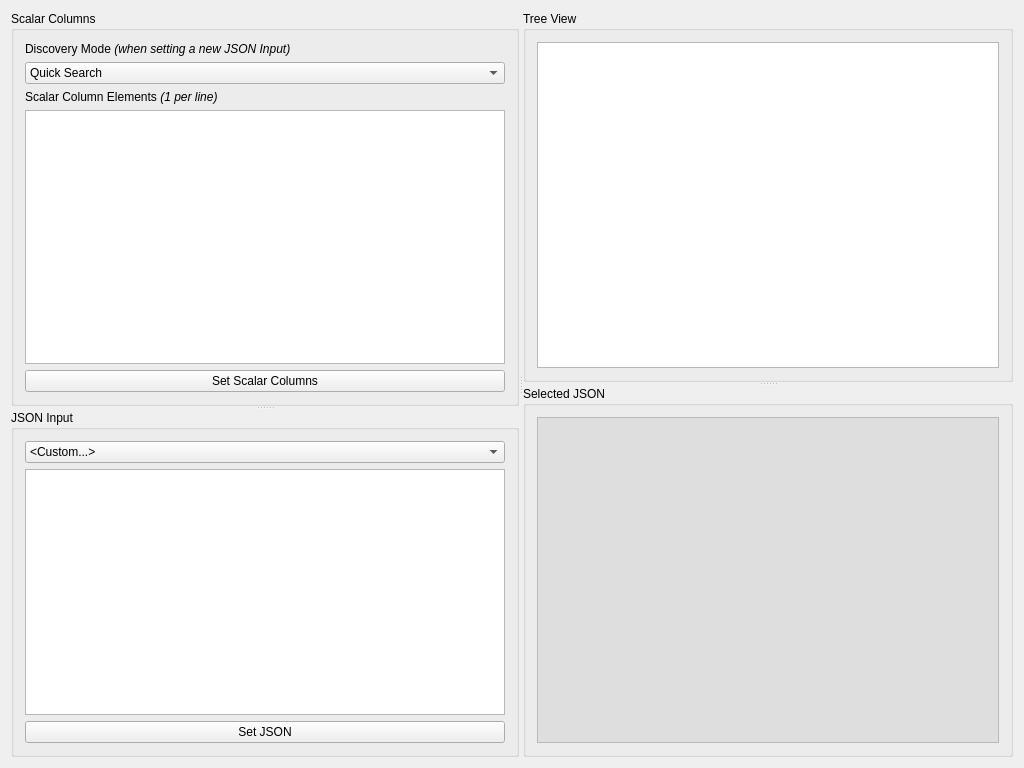
The window that examples/jsonwidget.ui (JKSH/QtDataTreeModels) describes before a commit, drawn with Qt 5.
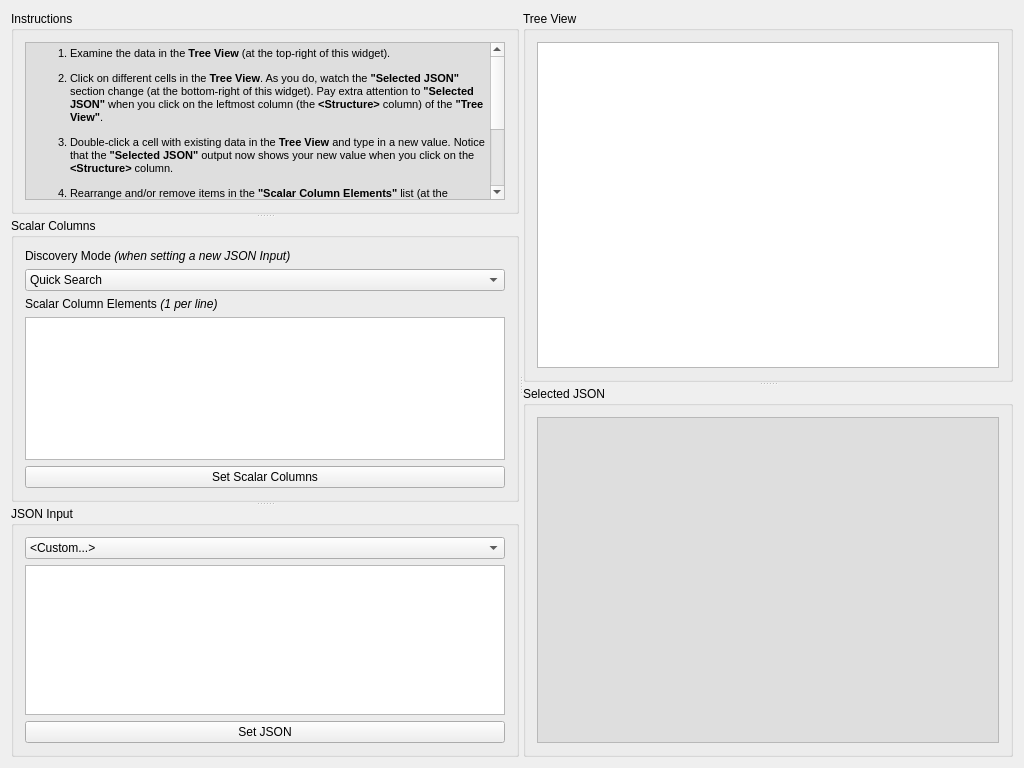
The same window after the commit.

Commit message: Example: Add instructions to GUI

```diff
--- a/examples/jsonwidget.ui
+++ b/examples/jsonwidget.ui
@@ -26,6 +26,75 @@
       <property name="orientation">
        <enum>Qt::Vertical</enum>
       </property>
+      <widget class="QGroupBox" name="gb_instructions">
+       <property name="title">
+        <string>Instructions</string>
+       </property>
+       <layout class="QVBoxLayout" name="verticalLayout_2">
+        <item>
+         <widget class="QTextEdit" name="ter_instructions">
+          <property name="palette">
+           <palette>
+            <active>
+             <colorrole role="Base">
+              <brush brushstyle="SolidPattern">
+               <color alpha="255">
+                <red>222</red>
+                <green>222</green>
+                <blue>222</blue>
+               </color>
+              </brush>
+             </colorrole>
+            </active>
+            <inactive>
+             <colorrole role="Base">
+              <brush brushstyle="SolidPattern">
+               <color alpha="255">
+                <red>222</red>
+                <green>222</green>
+                <blue>222</blue>
+               </color>
+              </brush>
+             </colorrole>
+            </inactive>
+            <disabled>
+             <colorrole role="Base">
+              <brush brushstyle="SolidPattern">
+               <color alpha="255">
+                <red>240</red>
+                <green>240</green>
+                <blue>240</blue>
+               </color>
+              </brush>
+             </colorrole>
+            </disabled>
+           </palette>
+          </property>
+          <property name="undoRedoEnabled">
+           <bool>false</bool>
+          </property>
+          <property name="readOnly">
+           <bool>true</bool>
+          </property>
+          <property name="html">
+           <string>&lt;!DOCTYPE HTML PUBLIC &quot;-//W3C//DTD HTML 4.0//EN&quot; &quot;http://www.w3.org/TR/REC-html40/strict.dtd&quot;&gt;
+&lt;html&gt;&lt;head&gt;&lt;meta name=&quot;qrichtext&quot; content=&quot;1&quot; /&gt;&lt;style type=&quot;text/css&quot;&gt;
+p, li { white-space: pre-wrap; }
+&lt;/style&gt;&lt;/head&gt;&lt;body style=&quot; font-family:'MS Shell Dlg 2'; font-size:7.8pt; font-weight:400; font-style:normal;&quot;&gt;
+&lt;ol style=&quot;margin-top: 0px; margin-bottom: 0px; margin-left: 0px; margin-right: 0px; -qt-list-indent: 1;&quot;&gt;&lt;li style=&quot; font-size:8pt;&quot; style=&quot; margin-top:12px; margin-bottom:12px; margin-left:0px; margin-right:0px; -qt-block-indent:0; text-indent:0px;&quot;&gt;Examine the data in the &lt;span style=&quot; font-weight:600;&quot;&gt;Tree View&lt;/span&gt; (at the top-right of this widget).&lt;/li&gt;
+&lt;li style=&quot; font-size:8pt;&quot; style=&quot; margin-top:12px; margin-bottom:12px; margin-left:0px; margin-right:0px; -qt-block-indent:0; text-indent:0px;&quot;&gt;Click on different cells in the &lt;span style=&quot; font-weight:600;&quot;&gt;Tree View&lt;/span&gt;. As you do, watch the &lt;span style=&quot; font-weight:600;&quot;&gt;&amp;quot;Selected JSON&amp;quot;&lt;/span&gt; section change (at the bottom-right of this widget). Pay extra attention to &lt;span style=&quot; font-weight:600;&quot;&gt;&amp;quot;Selected JSON&amp;quot;&lt;/span&gt; when you click on the leftmost column (the &lt;span style=&quot; font-weight:600;&quot;&gt;&amp;lt;Structure&amp;gt;&lt;/span&gt; column) of the &lt;span style=&quot; font-weight:600;&quot;&gt;&amp;quot;Tree View&amp;quot;&lt;/span&gt;.&lt;/li&gt;
+&lt;li style=&quot; font-size:8pt;&quot; style=&quot; margin-top:12px; margin-bottom:12px; margin-left:0px; margin-right:0px; -qt-block-indent:0; text-indent:0px;&quot;&gt;Double-click a cell with existing data in the &lt;span style=&quot; font-weight:600;&quot;&gt;Tree View&lt;/span&gt; and type in a new value. Notice that the &lt;span style=&quot; font-weight:600;&quot;&gt;&amp;quot;Selected JSON&amp;quot;&lt;/span&gt; output now shows your new value when you click on the &lt;span style=&quot; font-weight:600;&quot;&gt;&amp;lt;Structure&amp;gt;&lt;/span&gt; column.&lt;/li&gt;
+&lt;li style=&quot; font-size:8pt;&quot; style=&quot; margin-top:12px; margin-bottom:12px; margin-left:0px; margin-right:0px; -qt-block-indent:0; text-indent:0px;&quot;&gt;Rearrange and/or remove items in the &lt;span style=&quot; font-weight:600;&quot;&gt;&amp;quot;Scalar Column Elements&amp;quot;&lt;/span&gt; list (at the middle-left of this widget). Click &lt;span style=&quot; font-weight:600;&quot;&gt;&amp;quot;Set Scalar Columns&amp;quot;&lt;/span&gt; and see how the Tree View's structure changes.&lt;/li&gt;
+&lt;li style=&quot; font-size:8pt;&quot; style=&quot; margin-top:12px; margin-bottom:12px; margin-left:0px; margin-right:0px; -qt-block-indent:0; text-indent:0px;&quot;&gt;Select a different (but non-custom) JSON document from the &lt;span style=&quot; font-weight:600;&quot;&gt;&amp;quot;JSON Input&amp;quot;&lt;/span&gt; combo box (at the bottom-left of this widget). Repeat steps 1-4.&lt;/li&gt;
+&lt;li style=&quot; font-size:8pt;&quot; style=&quot; margin-top:12px; margin-bottom:12px; margin-left:0px; margin-right:0px; -qt-block-indent:0; text-indent:0px;&quot;&gt;Select &lt;span style=&quot; font-weight:600;&quot;&gt;&amp;quot;&amp;lt;Custom...&amp;gt;&amp;quot;&lt;/span&gt; from the &lt;span style=&quot; font-weight:600;&quot;&gt;&amp;quot;JSON Input&amp;quot;&lt;/span&gt; combo box. Type (or paste) your own JSON document into the text field below the combo box, then click &lt;span style=&quot; font-weight:600;&quot;&gt;&amp;quot;Set JSON&amp;quot;&lt;/span&gt;. Repeat steps 1-4.&lt;/li&gt;&lt;/ol&gt;&lt;/body&gt;&lt;/html&gt;</string>
+          </property>
+          <property name="textInteractionFlags">
+           <set>Qt::NoTextInteraction</set>
+          </property>
+         </widget>
+        </item>
+       </layout>
+      </widget>
       <widget class="QGroupBox" name="gb_scalarColumns">
        <property name="title">
         <string>Scalar Columns</string>
```
